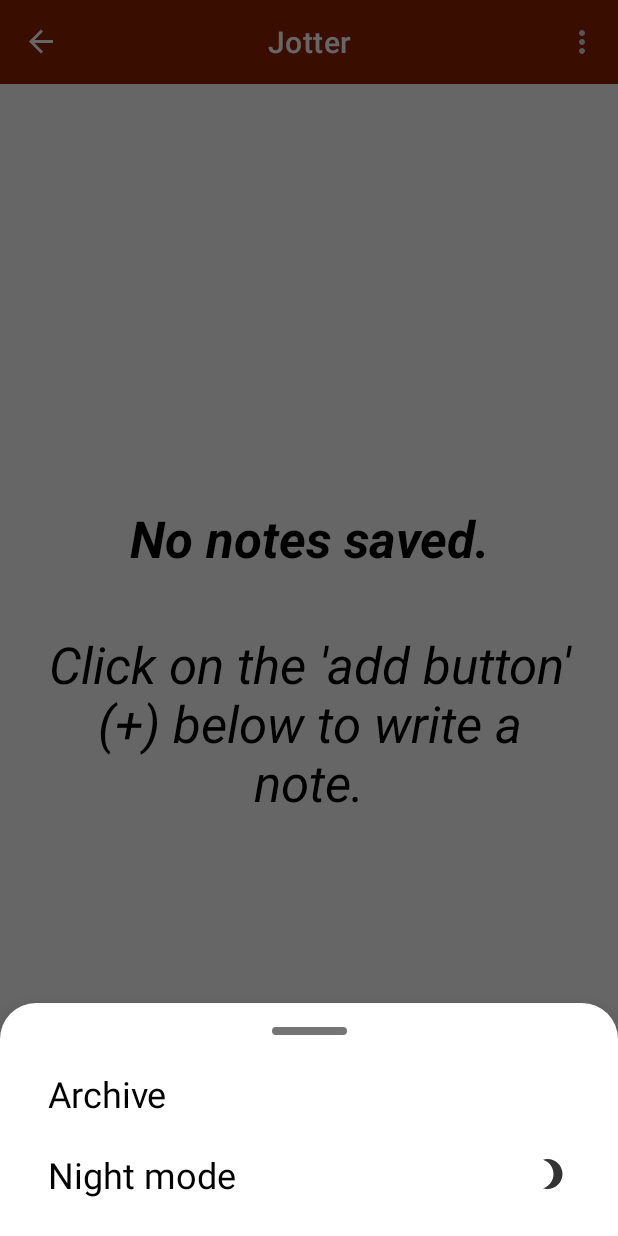
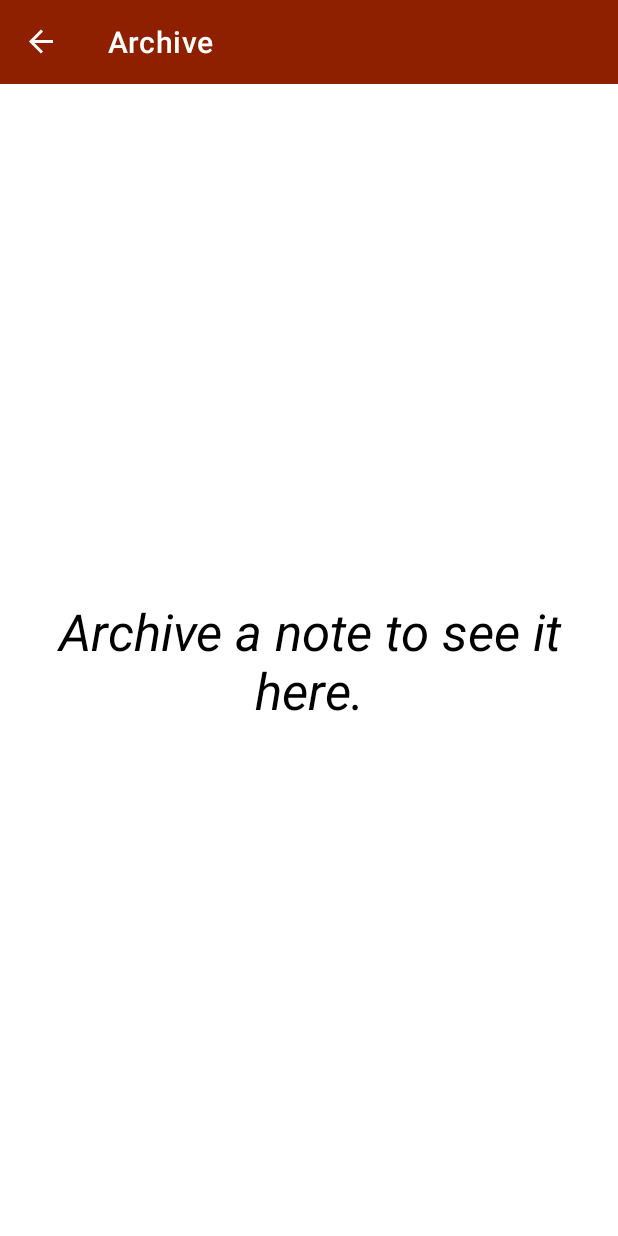
Before and after one commit to Nnamodi/Jotter, an Android app: the JotterBottomSheet screen opened through its navigation route, after a tap on "Archive", on a phone screen of 412 x 824 dp. Run offline under Robolectric (Android 15) with nearby library versions, the phone set to English and light mode, and no system bars; our stand-ins replace Room's generated code, navigation-ui.

Commit message:
Adding a new feature

```diff
--- /dev/null
+++ b/app/src/main/java/com/roland/android/jotter/view/ArchiveFragment.kt
@@ -0,0 +1,22 @@
+package com.roland.android.jotter.view
+
+import android.os.Bundle
+import android.view.LayoutInflater
+import android.view.View
+import android.view.ViewGroup
+import android.widget.TextView
+import androidx.fragment.app.Fragment
+import androidx.recyclerview.widget.RecyclerView
+import com.roland.android.jotter.R
+
+class ArchiveFragment : Fragment() {
+    private lateinit var archiveRecyclerView: RecyclerView
+    private lateinit var archiveEmptyText: TextView
+
+    override fun onCreateView(inflater: LayoutInflater, container: ViewGroup?, savedInstanceState: Bundle?): View? {
+        val view = inflater.inflate(R.layout.fragment_archive, container, false)
+        archiveRecyclerView = view.findViewById(R.id.archive_recycler_view)
+        archiveEmptyText = view.findViewById(R.id.archive_empty_text)
+        return view
+    }
+}
--- a/app/src/main/java/com/roland/android/jotter/view/JotEditFragment.kt
+++ b/app/src/main/java/com/roland/android/jotter/view/JotEditFragment.kt
@@ -25,15 +25,20 @@ class JotEditFragment : Fragment() {
     private val args by navArgs<JotEditFragmentArgs>()
     private val note = Note()
     private var noteIsNew = false
+    private var menuCancelShown = false
 
     override fun onCreate(savedInstanceState: Bundle?) {
         super.onCreate(savedInstanceState)
         (activity as AppCompatActivity).supportActionBar?.setHomeAsUpIndicator(R.drawable.menu_cancel)
         jotViewModel = ViewModelProvider(this) [JotterViewModel::class.java]
+        menuCancelShown = true
         setHasOptionsMenu(true)
     }
 
     override fun onCreateView(inflater: LayoutInflater, container: ViewGroup?, savedInstanceState: Bundle?): View? {
+        if (!menuCancelShown) {
+            (activity as AppCompatActivity).supportActionBar?.setHomeAsUpIndicator(R.drawable.menu_cancel)
+        }
         val view = inflater.inflate(R.layout.fragment_jot_edit, container, false)
         noteTitle = view.findViewById(R.id.edit_title)
         noteTitle.text = args.edit?.title
--- a/app/src/main/java/com/roland/android/jotter/view/JotterBottomSheet.kt
+++ b/app/src/main/java/com/roland/android/jotter/view/JotterBottomSheet.kt
@@ -5,8 +5,8 @@ import android.view.LayoutInflater
 import android.view.View
 import android.view.ViewGroup
 import android.widget.TextView
-import android.widget.Toast
 import androidx.appcompat.app.AppCompatDelegate
+import androidx.navigation.fragment.findNavController
 import com.google.android.material.bottomsheet.BottomSheetDialogFragment
 import com.roland.android.jotter.R
 import com.roland.android.jotter.util.Preference
@@ -21,7 +21,7 @@ class JotterBottomSheet : BottomSheetDialogFragment() {
         val isDark = Preference.getDarkMode(requireContext())
         archive = view.findViewById(R.id.archive)
         archive.setOnClickListener {
-            Toast.makeText(context, "Archive coming soon...", Toast.LENGTH_SHORT).show()
+            findNavController().navigate(R.id.archiveFragment)
         }
         darkMode = view.findViewById(R.id.night_mode)
         if (isDark) {
--- /dev/null
+++ b/app/src/main/res/drawable-anydpi/archive_icon.xml
@@ -0,0 +1,11 @@
+<vector xmlns:android="http://schemas.android.com/apk/res/android"
+    android:width="24dp"
+    android:height="24dp"
+    android:viewportWidth="24"
+    android:viewportHeight="24"
+    android:tint="?attr/colorOnSecondary"
+    android:alpha="0.8">
+  <path
+      android:fillColor="?attr/colorOnSecondary"
+      android:pathData="M20.54,5.23l-1.39,-1.68C18.88,3.21 18.47,3 18,3H6c-0.47,0 -0.88,0.21 -1.16,0.55L3.46,5.23C3.17,5.57 3,6.02 3,6.5V19c0,1.1 0.9,2 2,2h14c1.1,0 2,-0.9 2,-2V6.5c0,-0.48 -0.17,-0.93 -0.46,-1.27zM12,17.5L6.5,12H10v-2h4v2h3.5L12,17.5zM5.12,5l0.81,-1h12l0.94,1H5.12z"/>
+</vector>
--- /dev/null
+++ b/app/src/main/res/layout/fragment_archive.xml
@@ -0,0 +1,36 @@
+<?xml version="1.0" encoding="utf-8"?>
+<androidx.constraintlayout.widget.ConstraintLayout
+    xmlns:android="http://schemas.android.com/apk/res/android"
+    xmlns:app="http://schemas.android.com/apk/res-auto"
+    xmlns:tools="http://schemas.android.com/tools"
+    android:layout_width="match_parent"
+    android:layout_height="match_parent"
+    tools:context="view.ArchiveFragment">
+
+    <androidx.recyclerview.widget.RecyclerView
+        android:id="@+id/archive_recycler_view"
+        android:layout_width="match_parent"
+        android:layout_height="match_parent"
+        android:visibility="gone"
+        app:layoutManager="androidx.recyclerview.widget.LinearLayoutManager"
+        app:layout_constraintEnd_toEndOf="parent"
+        app:layout_constraintStart_toStartOf="parent"
+        app:layout_constraintTop_toTopOf="parent"
+        tools:listitem="@layout/fragment_jotter" />
+
+    <TextView
+        android:id="@+id/archive_empty_text"
+        android:layout_width="0dp"
+        android:layout_height="wrap_content"
+        android:layout_marginStart="8dp"
+        android:layout_marginEnd="8dp"
+        android:gravity="center"
+        android:text="@string/empty_archive_text"
+        android:textSize="34sp"
+        android:textStyle="italic"
+        app:layout_constraintBottom_toBottomOf="parent"
+        app:layout_constraintEnd_toEndOf="parent"
+        app:layout_constraintHorizontal_bias="0.5"
+        app:layout_constraintStart_toStartOf="parent"
+        app:layout_constraintTop_toTopOf="parent" />
+</androidx.constraintlayout.widget.ConstraintLayout>
--- a/app/src/main/res/layout/jotter_bottom_sheet.xml
+++ b/app/src/main/res/layout/jotter_bottom_sheet.xml
@@ -43,7 +43,8 @@
                 app:layout_constraintBottom_toBottomOf="parent"
                 app:layout_constraintEnd_toEndOf="parent"
                 app:layout_constraintStart_toStartOf="parent"
-                app:layout_constraintTop_toTopOf="parent" />
+                app:layout_constraintTop_toTopOf="parent"
+                app:drawableEndCompat="@drawable/archive_icon" />
         </androidx.constraintlayout.widget.ConstraintLayout>
 
         <androidx.constraintlayout.widget.ConstraintLayout
--- a/app/src/main/res/navigation/jotter_map.xml
+++ b/app/src/main/res/navigation/jotter_map.xml
@@ -64,4 +64,9 @@
             android:name="utils"
             app:argType="com.roland.android.jotter.model.Note" />
     </dialog>
+    <fragment
+        android:id="@+id/archiveFragment"
+        android:name="com.roland.android.jotter.view.ArchiveFragment"
+        android:label="Archive"
+        tools:layout="@layout/fragment_archive"/>
 </navigation>
--- a/app/src/main/res/values/strings.xml
+++ b/app/src/main/res/values/strings.xml
@@ -28,4 +28,5 @@
     <string name="jotter_empty_text"><b>No notes saved.</b>\n\nClick on the \'add button\' (+) below to write a note.</string>
     <string name="delete">Delete</string>
     <string name="archive">Archive</string>
+    <string name="empty_archive_text">Archive a note to see it here.</string>
 </resources>
```
